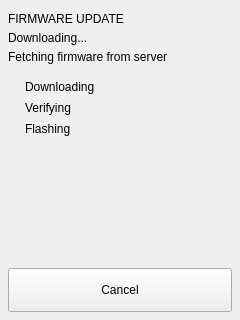
This is home-gateway-app/src/ui/FirmwareUpdateProgress.ui in Leminuos/home-gateway as Qt 5 draws it before an edit. The edited form follows.
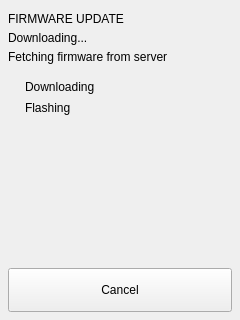
This is the edited form.

Commit message: Refactor(app): change home-gateway application - Remove factory reset button and verifying step for firmware update - Using ota swupdate downloader, remove daemon webserver

```diff
--- a/home-gateway-app/src/ui/FirmwareUpdateProgress.ui
+++ b/home-gateway-app/src/ui/FirmwareUpdateProgress.ui
@@ -126,50 +126,6 @@
      </item>
     </layout>
    </item>
-   <item>
-    <layout class="QHBoxLayout" name="verifyStepLayout">
-     <property name="spacing">
-      <number>10</number>
-     </property>
-     <item>
-      <widget class="QLabel" name="verifyIcon">
-       <property name="text">
-        <string/>
-       </property>
-       <property name="alignment">
-        <set>Qt::AlignCenter</set>
-       </property>
-      </widget>
-     </item>
-     <item>
-      <widget class="QLabel" name="verifyLabel">
-       <property name="text">
-        <string>Verifying</string>
-       </property>
-      </widget>
-     </item>
-     <item>
-      <spacer name="verifySpacer">
-       <property name="orientation">
-        <enum>Qt::Horizontal</enum>
-       </property>
-       <property name="sizeHint" stdset="0">
-        <size>
-         <width>40</width>
-         <height>16</height>
-        </size>
-       </property>
-      </spacer>
-     </item>
-     <item>
-      <widget class="QLabel" name="verifyPercent">
-       <property name="text">
-        <string/>
-       </property>
-      </widget>
-     </item>
-    </layout>
-   </item>
    <item>
     <layout class="QHBoxLayout" name="flashStepLayout">
      <property name="spacing">
```
The commit also changes 22 other files.
